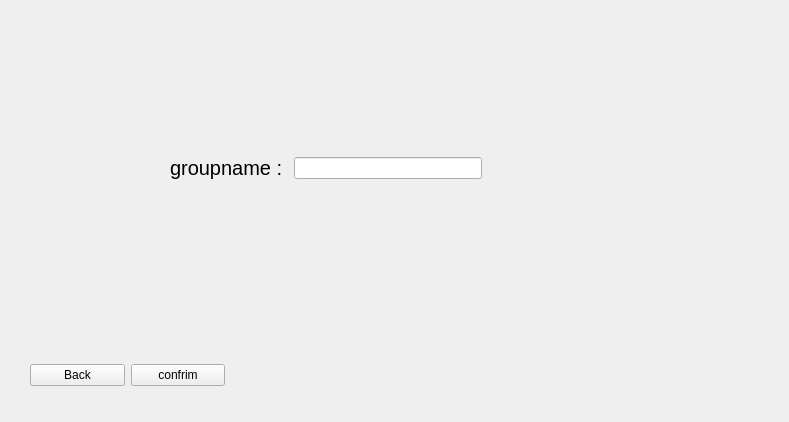
Before: the Qt Designer form untitled/joingroup.ui in MohamadKhavaran/M2-Massenger, drawn with Qt 5.
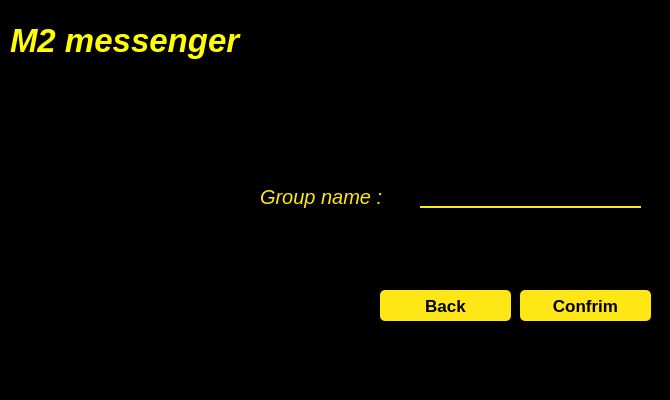
After: the same form once the commit is applied. Icons and pictures are not drawn.

The edit to the form file:
```diff
--- a/untitled/joingroup.ui
+++ b/untitled/joingroup.ui
@@ -6,65 +6,169 @@
    <rect>
     <x>0</x>
     <y>0</y>
-    <width>789</width>
-    <height>422</height>
+    <width>670</width>
+    <height>400</height>
    </rect>
   </property>
   <property name="windowTitle">
    <string>Form</string>
   </property>
-  <widget class="QWidget" name="">
+  <property name="styleSheet">
+   <string notr="true">background-color:rgba(0, 0, 0, 255);</string>
+  </property>
+  <widget class="QLabel" name="label">
    <property name="geometry">
     <rect>
-     <x>170</x>
-     <y>150</y>
-     <width>312</width>
-     <height>36</height>
+     <x>260</x>
+     <y>180</y>
+     <width>161</width>
+     <height>34</height>
     </rect>
    </property>
-   <layout class="QHBoxLayout" name="horizontalLayout">
-    <item>
-     <widget class="QLabel" name="label">
-      <property name="font">
-       <font>
-        <pointsize>15</pointsize>
-       </font>
-      </property>
-      <property name="text">
-       <string>groupname : </string>
-      </property>
-     </widget>
-    </item>
-    <item>
-     <widget class="QLineEdit" name="lineEdit"/>
-    </item>
-   </layout>
+   <property name="font">
+    <font>
+     <pointsize>15</pointsize>
+     <italic>true</italic>
+    </font>
+   </property>
+   <property name="styleSheet">
+    <string notr="true">color:rgba(254, 231, 21, 1);</string>
+   </property>
+   <property name="text">
+    <string>Group name :</string>
+   </property>
   </widget>
-  <widget class="QWidget" name="">
+  <widget class="QLineEdit" name="lineEdit">
    <property name="geometry">
     <rect>
-     <x>30</x>
-     <y>360</y>
-     <width>195</width>
+     <x>420</x>
+     <y>180</y>
+     <width>221</width>
+     <height>28</height>
+    </rect>
+   </property>
+   <property name="styleSheet">
+    <string notr="true">bbackground-color:rgba(0, 0, 0, 0);
+border:none;
+border-bottom:2px solid rgba(254, 231, 21, 1);
+color:rgba(255, 255, 255, 255);
+padding-bottom:7px;</string>
+   </property>
+  </widget>
+  <widget class="QPushButton" name="pushButton">
+   <property name="geometry">
+    <rect>
+     <x>520</x>
+     <y>290</y>
+     <width>131</width>
      <height>31</height>
     </rect>
    </property>
-   <layout class="QHBoxLayout" name="horizontalLayout_2">
-    <item>
-     <widget class="QPushButton" name="pushButton_2">
-      <property name="text">
-       <string>Back</string>
-      </property>
-     </widget>
-    </item>
-    <item>
-     <widget class="QPushButton" name="pushButton">
-      <property name="text">
-       <string>confrim</string>
-      </property>
-     </widget>
-    </item>
-   </layout>
+   <property name="font">
+    <font>
+     <pointsize>13</pointsize>
+     <bold>true</bold>
+    </font>
+   </property>
+   <property name="styleSheet">
+    <string notr="true">QPushButton#pushButton{
+	background-color:rgba(254, 231, 21, 1);
+	color:rgba(0, 0, 0, 255);
+	border-radius:5px;
+}
+
+QPushButton#pushButton:hover{
+	background-color:rgb(0, 255, 0);
+
+}
+
+QPushButton#pushButton:pressed{
+	padding-left:5px;
+	padding-top:5px;
+	background-color:rgba(150,123, 111, 255);
+}
+
+
+</string>
+   </property>
+   <property name="text">
+    <string>Confrim</string>
+   </property>
+  </widget>
+  <widget class="QPushButton" name="pushButton_2">
+   <property name="geometry">
+    <rect>
+     <x>380</x>
+     <y>290</y>
+     <width>131</width>
+     <height>31</height>
+    </rect>
+   </property>
+   <property name="font">
+    <font>
+     <pointsize>13</pointsize>
+     <bold>true</bold>
+    </font>
+   </property>
+   <property name="styleSheet">
+    <string notr="true">QPushButton#pushButton_2{
+	background-color:rgba(254, 231, 21, 1);
+	color:rgba(0, 0, 0, 255);
+	border-radius:5px;
+}
+
+QPushButton#pushButton_2:hover{
+	background-color:rgb(255, 0, 0);
+}
+
+QPushButton#pushButton_2:pressed{
+	padding-left:5px;
+	padding-top:5px;
+	background-color:rgba(150,123, 111, 255);
+}</string>
+   </property>
+   <property name="text">
+    <string>Back</string>
+   </property>
+  </widget>
+  <widget class="QLabel" name="label_2">
+   <property name="geometry">
+    <rect>
+     <x>10</x>
+     <y>10</y>
+     <width>291</width>
+     <height>61</height>
+    </rect>
+   </property>
+   <property name="font">
+    <font>
+     <pointsize>25</pointsize>
+     <italic>true</italic>
+     <bold>true</bold>
+    </font>
+   </property>
+   <property name="styleSheet">
+    <string notr="true">color:rgb(255,255,0)	;</string>
+   </property>
+   <property name="text">
+    <string>M2 messenger</string>
+   </property>
+  </widget>
+  <widget class="QLabel" name="label_3">
+   <property name="geometry">
+    <rect>
+     <x>60</x>
+     <y>130</y>
+     <width>161</width>
+     <height>131</height>
+    </rect>
+   </property>
+   <property name="styleSheet">
+    <string notr="true">image: url(:/icons/group2.png);</string>
+   </property>
+   <property name="text">
+    <string/>
+   </property>
   </widget>
  </widget>
  <resources/>
```
